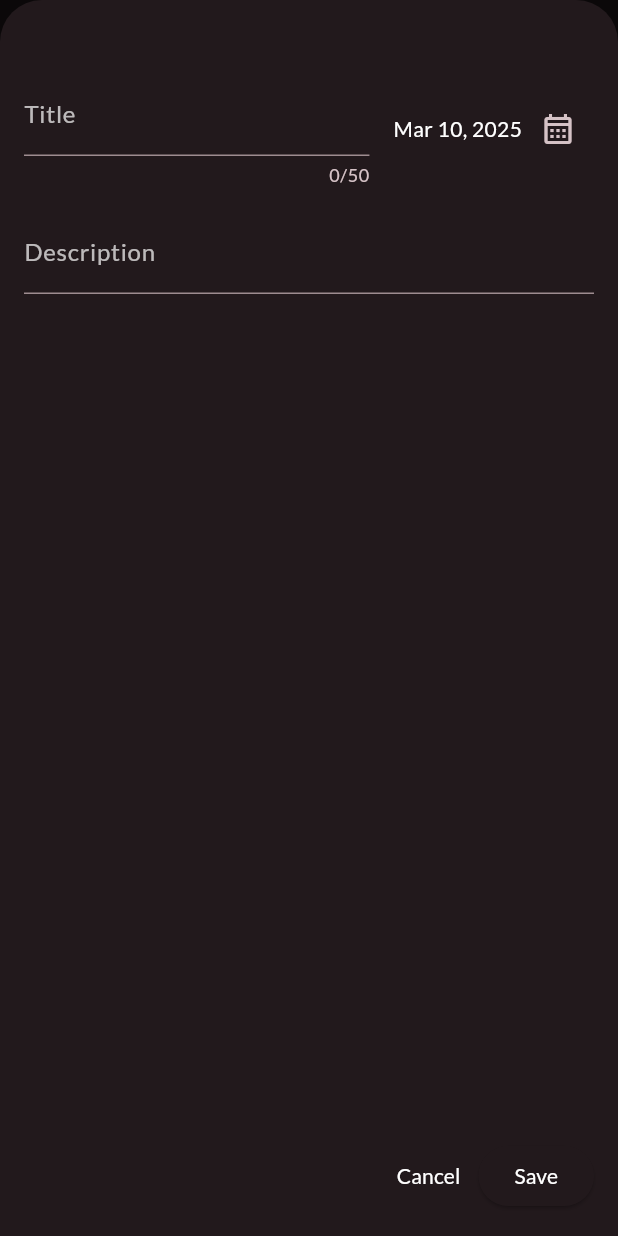
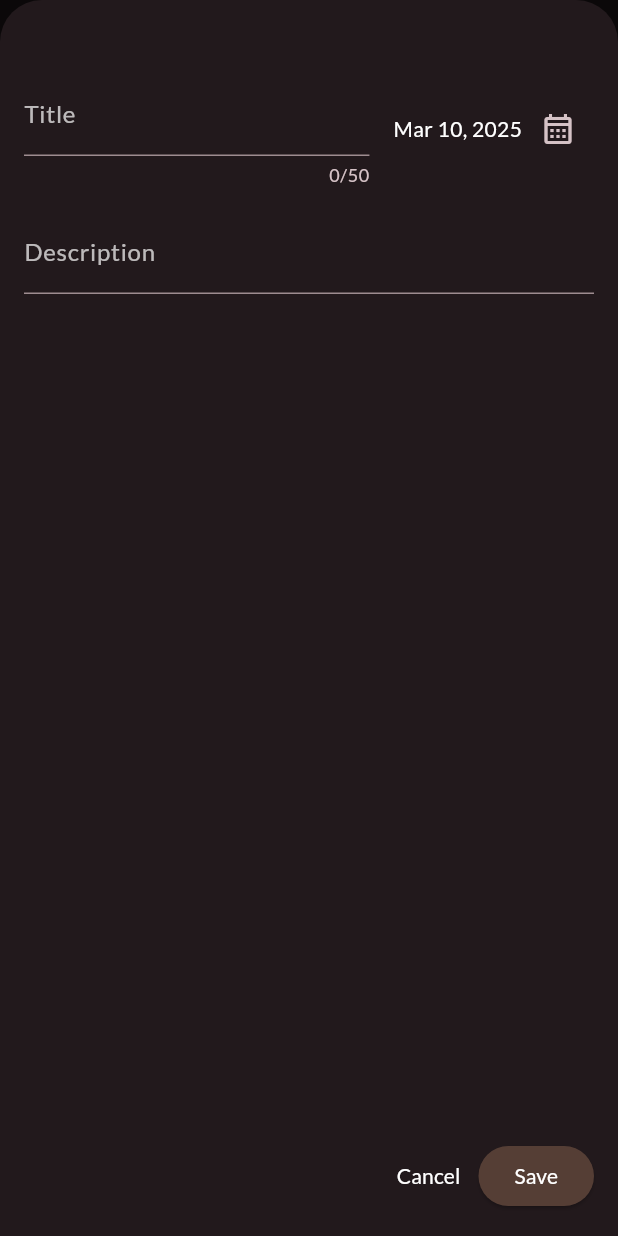
Before and after one commit to MuhammadAhmadd1/Notes-app, a Flutter app: the screen it shows after launch, after a tap on the "notes" icon, on a phone screen of 412 x 824 dp. Run offline on Flutter 3.47's test engine with Material 3 defaults, Android fonts, the phone set to English and light mode, and no system bars; our stand-ins replace google_fonts.

Commit message:
Moved screens to screen folder & backgroundcolor of save button

```diff
--- a/lib/notes.dart
+++ b/lib/notes.dart
@@ -1,7 +1,7 @@
 import 'package:flutter/material.dart';
 import 'package:mynotes/widget/expenses_list/notes_list.dart';
 import 'package:mynotes/model/notes_structure.dart';
-import 'package:mynotes/widget/expenses_list/new_notes.dart';
+import 'package:mynotes/screen/new_notes.dart';
 
 class Notes extends StatefulWidget {
   const Notes({super.key});
@@ -32,7 +32,7 @@ class _NotesState extends State<Notes> {
     setState(() {
       _registeredExpense.remove(notess);
     });
-    ScaffoldMessenger.of(context).clearSnackBars();
+    ScaffoldMessenger.of(context).removeCurrentSnackBar();
     ScaffoldMessenger.of(context).showSnackBar(
       SnackBar(
         duration: Duration(seconds: 3),
--- a/lib/widget/expenses_list/new_notes.dart
+++ b/lib/screen/new_notes.dart
@@ -171,6 +171,7 @@ class _NewNotesState extends State<NewNotes> {
                 ),
                 ElevatedButton(
                   onPressed: _submitExpenseData,
+                  style: ElevatedButton.styleFrom(backgroundColor: const Color.fromARGB(255, 85, 62, 53)),
                   child: const Text(
                     'Save',
                     style: TextStyle(color: Colors.white),
--- a/lib/widget/expenses_list/notes_list.dart
+++ b/lib/widget/expenses_list/notes_list.dart
@@ -1,7 +1,7 @@
 import 'package:flutter/material.dart';
 import 'package:mynotes/model/notes_structure.dart';
 import 'package:mynotes/screen/notes_screen.dart';
-import 'package:mynotes/widget/expenses_list/notes_card_display.dart';
+import 'package:mynotes/screen/notes_card_display.dart';
 
 class NotesList extends StatelessWidget {
   const NotesList(
```
Also changed, not shown: lib/screen/notes_card_display.dart (renamed from lib/widget/expenses_list/notes_card_display.dart), 4 other files.
